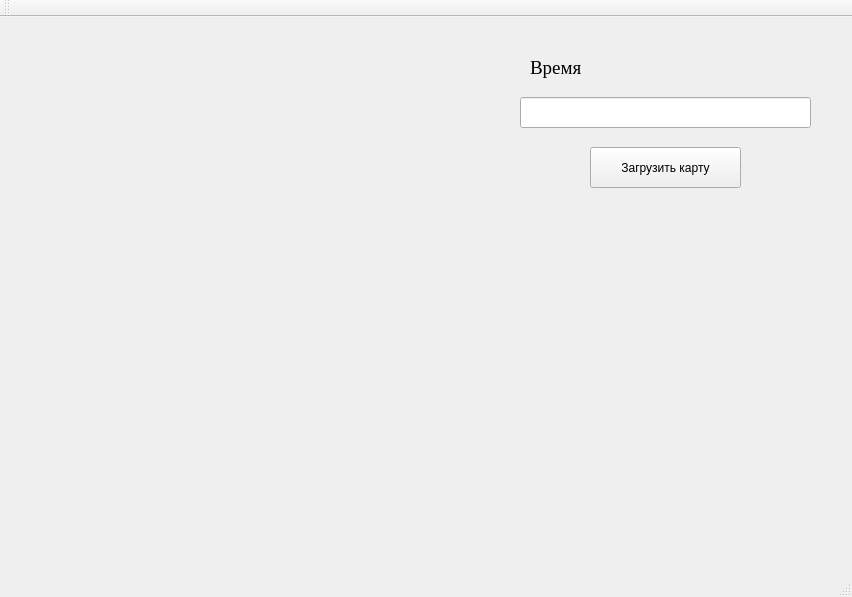
First picture: the form in simulation.ui, repository LukinDaniil/PractikaLeto2019, before the edit.
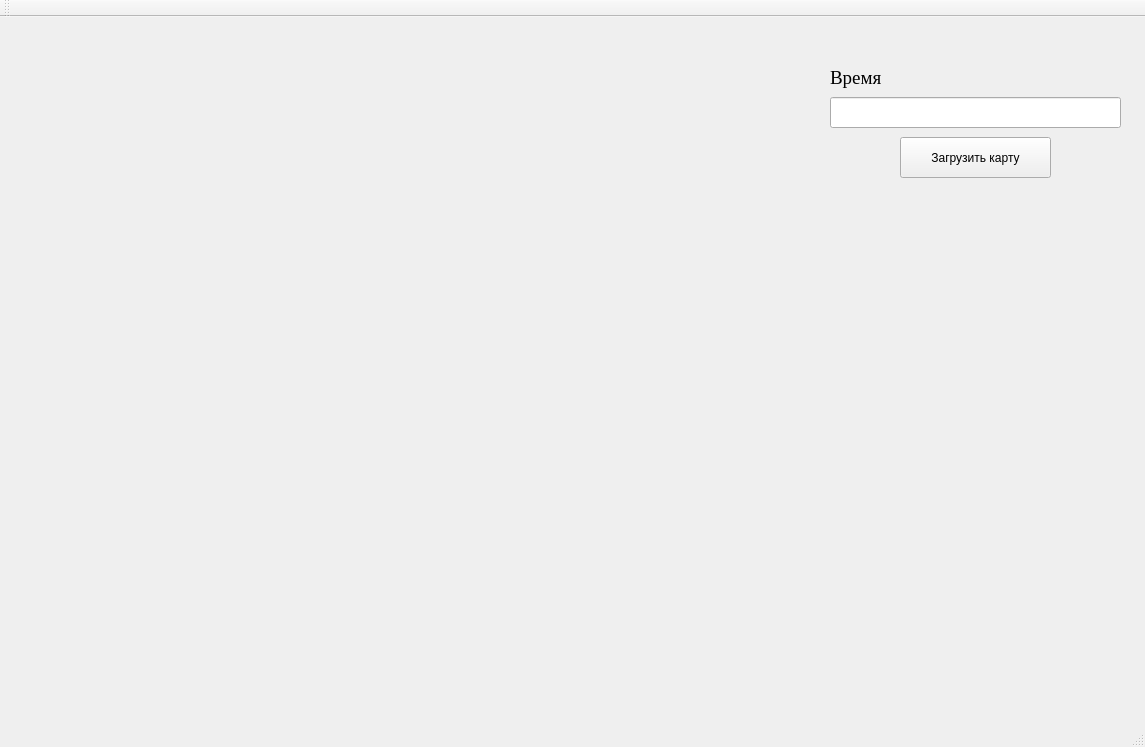
Second picture: the form after the edit. Custom widgets are drawn as their Qt base class.

Commit message: Исправил размер окна

What changed in the file:
```diff
--- a/simulation.ui
+++ b/simulation.ui
@@ -6,8 +6,8 @@
    <rect>
     <x>0</x>
     <y>0</y>
-    <width>852</width>
-    <height>597</height>
+    <width>1145</width>
+    <height>747</height>
    </rect>
   </property>
   <property name="windowTitle">
@@ -17,18 +17,18 @@
    <widget class="PaintHelper2" name="mapWidget" native="true">
     <property name="geometry">
      <rect>
-      <x>50</x>
+      <x>10</x>
       <y>40</y>
-      <width>451</width>
-      <height>431</height>
+      <width>811</width>
+      <height>611</height>
      </rect>
     </property>
    </widget>
    <widget class="QLabel" name="simulationTime">
     <property name="geometry">
      <rect>
-      <x>530</x>
-      <y>40</y>
+      <x>830</x>
+      <y>50</y>
       <width>231</width>
       <height>21</height>
      </rect>
@@ -49,8 +49,8 @@
    <widget class="QPushButton" name="loadMapButton">
     <property name="geometry">
      <rect>
-      <x>590</x>
-      <y>130</y>
+      <x>900</x>
+      <y>120</y>
       <width>151</width>
       <height>41</height>
      </rect>
@@ -62,7 +62,7 @@
    <widget class="QLineEdit" name="pathToMap">
     <property name="geometry">
      <rect>
-      <x>520</x>
+      <x>830</x>
       <y>80</y>
       <width>291</width>
       <height>31</height>
```
Left out of the diff: 2 changed lines with no effect on the pictures.
